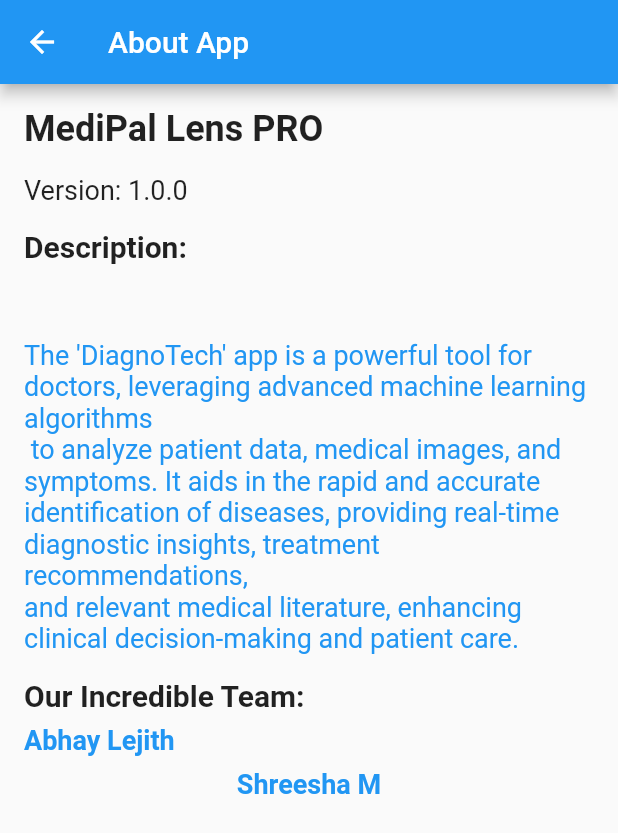
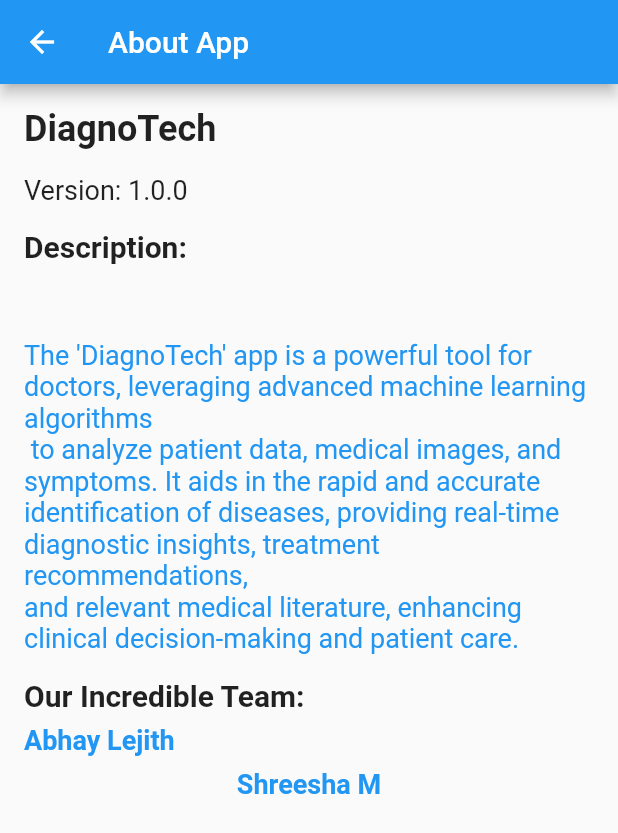
Before and after one commit to Abhay-Lejith/ML_App, a Flutter app: the screen it shows after launch, in the side drawer, after a tap on "About App", on a phone screen of 412 x 824 dp. Shown: the top 833 px of the screen. Run offline on Flutter 3.47's test engine with Material 2 defaults, Android fonts, the phone set to English and light mode, and no system bars; our stand-ins replace file_picker.

Commit message:
changed the titles into appBar

```diff
--- a/lib/main.dart
+++ b/lib/main.dart
@@ -29,7 +29,14 @@
       debugShowCheckedModeBanner: false,
       home: Scaffold(
         appBar: AppBar(
-          title: Center(child: const Text('DiagnoTech')),
+          title: Center(
+              child: const Text(
+            'DiagnoTech',
+            style: TextStyle(
+              fontSize: 35,
+              fontWeight: FontWeight.bold,
+            ),
+          )),
         ),
         body: IndexedStack(
           index: _currentIndex,
@@ -153,12 +160,10 @@
 
   @override
   Widget build(BuildContext context) {
-    return Center(
-      child: Column(
-        crossAxisAlignment: CrossAxisAlignment.center,
-        children: [
-          Center(
-            child: Text(
+    return Scaffold(
+      appBar: AppBar(
+        title: Center(
+          child: const Text(
             'Fundus Image Classifier',
             style: TextStyle(
               fontSize: 24, // Set your desired font size
@@ -166,6 +171,11 @@
             ),
           ),
         ),
+      ),
+      body: Center(
+        child: Column(
+          crossAxisAlignment: CrossAxisAlignment.center,
+          children: [
             ElevatedButton(
               onPressed: _selectImage,
               child: const Text('Select Image'),
@@ -187,6 +197,7 @@
             const SizedBox(height: 20),
             Text('Prediction: $_prediction \nConfidence level: $_confidence'),
           ],
+        ),
       ),
     );
   }
@@ -248,19 +259,22 @@
 
   @override
   Widget build(BuildContext context) {
-    return Center(
-      child: Column(
-        crossAxisAlignment: CrossAxisAlignment.center,
-        children: [
-          Center(
-            child: Text(
+    return Scaffold(
+      appBar: AppBar(
+        title: Center(
+          child: const Text(
             'MRI Image Classifier',
             style: TextStyle(
-                fontSize: 24, // Set your desired font size
+              fontSize: 25, // Set your desired font size
               fontWeight: FontWeight.bold, // You can customize the style
             ),
           ),
         ),
+      ),
+      body: Center(
+        child: Column(
+          crossAxisAlignment: CrossAxisAlignment.center,
+          children: [
             ElevatedButton(
               onPressed: _selectImage,
               child: const Text('Select Image'),
@@ -282,6 +296,7 @@
             const SizedBox(height: 20),
             Text('Prediction: $_prediction \nConfidence level: $_confidence'),
           ],
+        ),
       ),
     );
   }
@@ -363,7 +378,7 @@
           crossAxisAlignment: CrossAxisAlignment.start,
           children: <Widget>[
             Text(
-              'MediPal Lens PRO',
+              'DiagnoTech',
               style: TextStyle(
                 fontSize: 24,
                 fontWeight: FontWeight.bold,
--- a/pubspec.yaml
+++ b/pubspec.yaml
@@ -34,9 +34,11 @@
   file_picker: ^4.1.6
   pdf: ^3.3.0
 
+
   # The following adds the Cupertino Icons font to your application.
   # Use with the CupertinoIcons class for iOS style icons.
   cupertino_icons: ^1.0.2
+  path: ^1.8.3
 
 
 dev_dependencies:
```
Also changed, not shown: pubspec.lock. Lines whose indentation alone changed are shown as unchanged.
